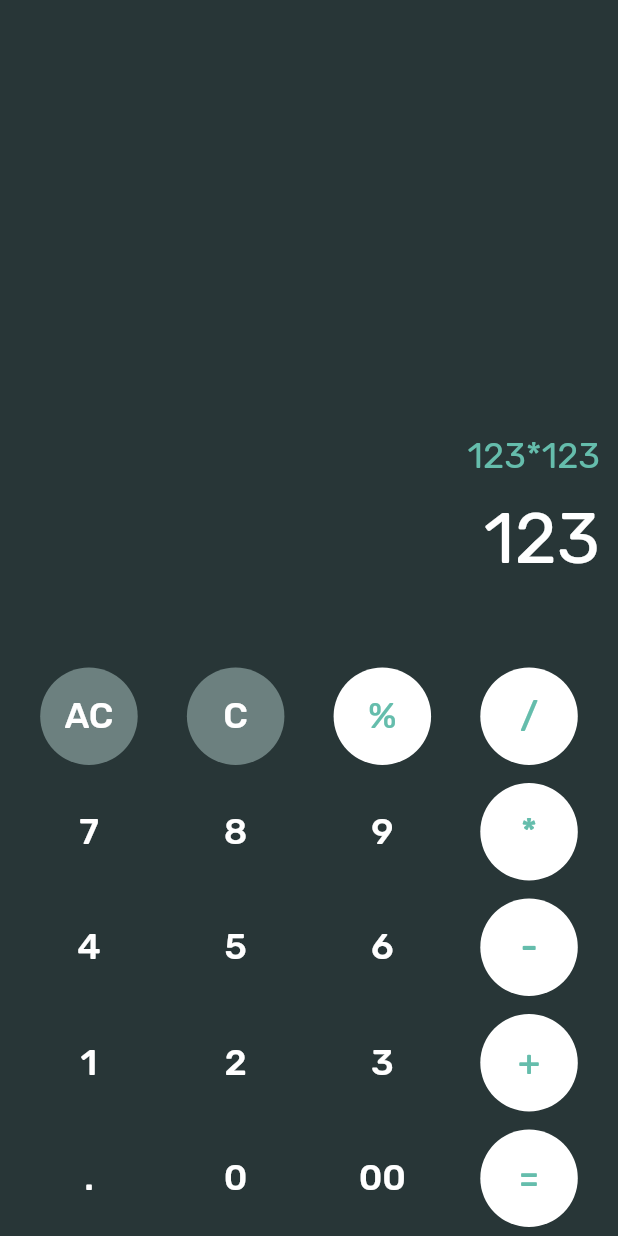
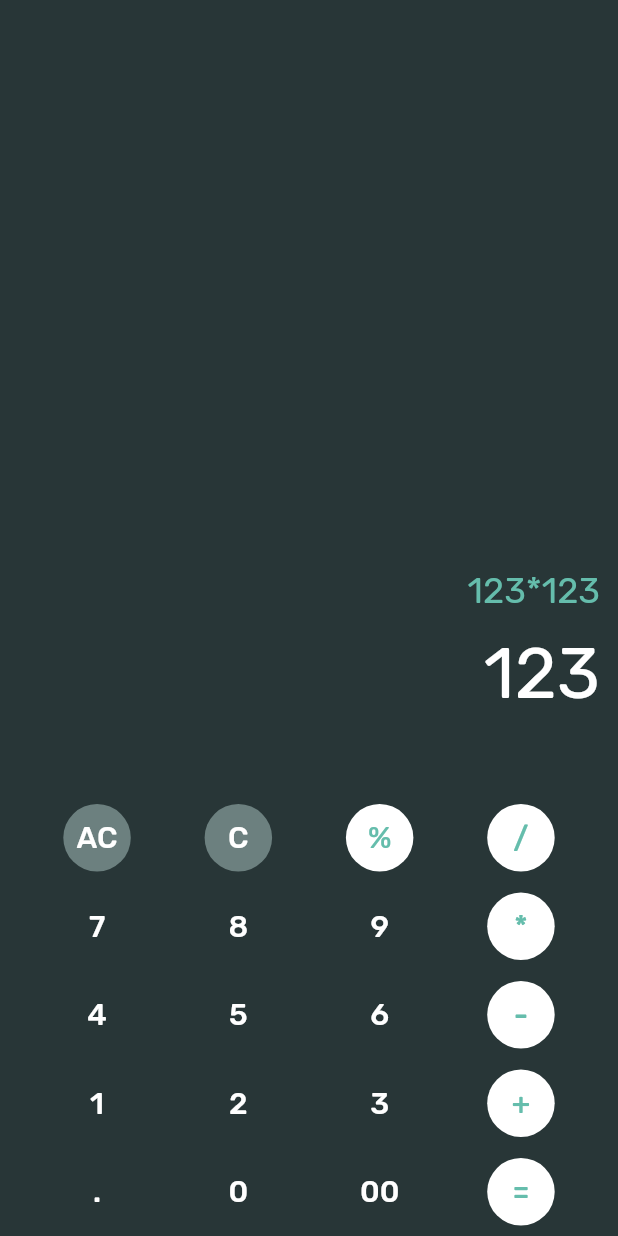
Before and after one commit to Mustafa-alsoffi/lite_calculator, a Flutter app: the screen it shows after launch, on a phone screen of 412 x 824 dp. Run offline on Flutter 3.47's test engine with Material 2 defaults, Android fonts, the light colour scheme and no system bars; our stand-ins replace google_fonts.

Commit message:
Buttons layout resized to smaller

```diff
--- a/lib/widgets/CalcButton.dart
+++ b/lib/widgets/CalcButton.dart
@@ -11,20 +11,20 @@ class CalcButton extends StatelessWidget {
     this.fillColor,
     required this.text,
     this.textColor = 0xFFFFFFFF,
-    this.textSize = 24.00,
+    this.textSize = 20.00,
   }) : super(key: key);
 
   @override
   Widget build(BuildContext context) {
     return Container(
-      margin: EdgeInsets.all(6),
+      margin: EdgeInsets.all(7),
       child: SizedBox(
-        width: 65,
-        height: 65,
+        width: 45,
+        height: 45,
         child: TextButton(
           child: Text(text,
               style: GoogleFonts.rubik(
-                  textStyle: TextStyle(fontSize: 24), fontSize: textSize)),
+                  textStyle: TextStyle(fontSize: 10), fontSize: textSize)),
           onPressed: () {},
           style: TextButton.styleFrom(
               backgroundColor: fillColor != null ? Color(fillColor!) : null,
```
